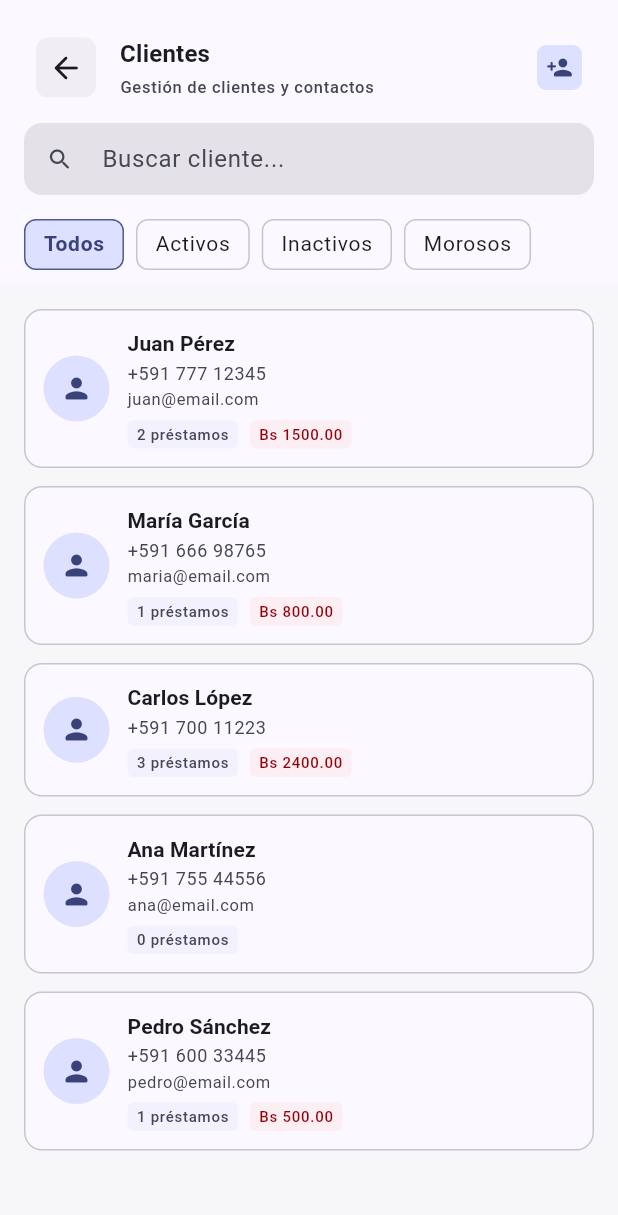
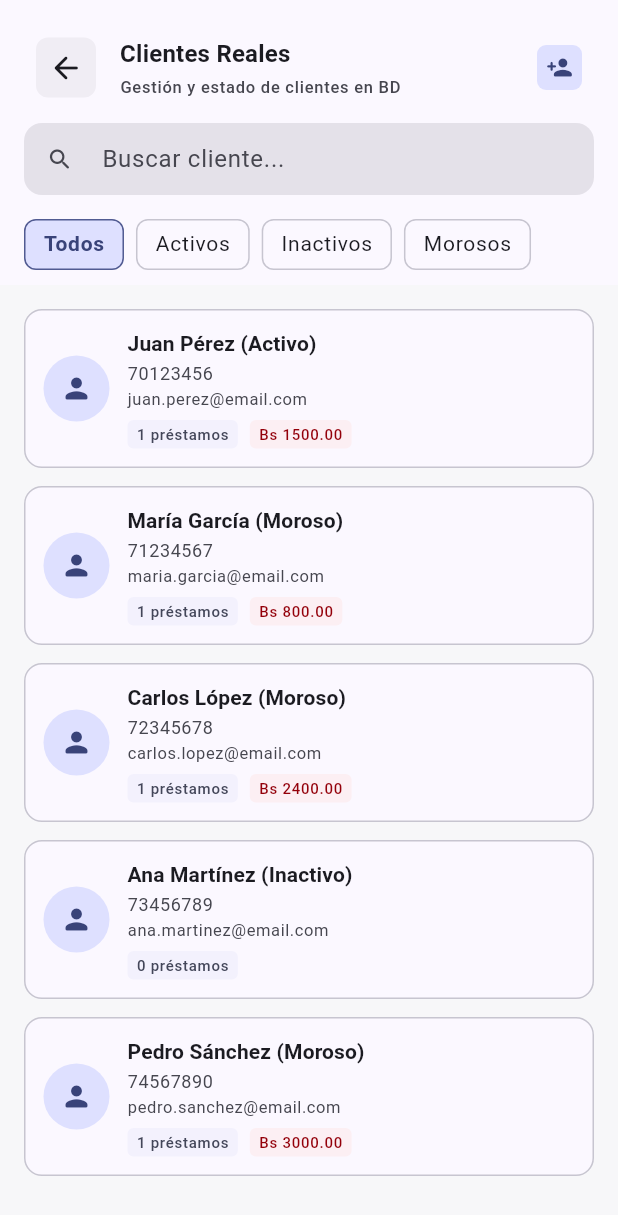
Before and after one commit to eduvc71-code/prenda-master, a Flutter app: the ClientesScreen screen opened by its route, on a phone screen of 412 x 824 dp. Shown: the top 1215 px of the screen. Run offline on Flutter 3.47's test engine with Material 3 defaults, Android fonts, the phone set to English and light mode, and no system bars; our stand-ins replace drift, fl_chart, flutter_local_notifications, flutter_riverpod, flutter_secure_storage, go_router and 5 more; missing offline and left inert: extension_google_sign_in_as_googleapis_auth, google_mlkit_text_recognition, googleapis, workmanager; accounts and stored records are empty; generated files the repository leaves out were written again; statements that could not run were skipped.

Commit message:
Conectar pantalla de clientes a datos reales de la BD con calculo dinamico de estado (Activo, Inactivo, Moroso)

```diff
--- a/lib/data/app_database.dart
+++ b/lib/data/app_database.dart
@@ -65,7 +65,7 @@ class AppDatabase extends _$AppDatabase {
   MigrationStrategy get migration => MigrationStrategy(
         onCreate: (Migrator m) async {
           await m.createAll();
-          // Seed sample initial data with real relational records
+          // Seed sample initial data with diverse loan states (>61 days moroso, 75-90 days recuperacion, >90 days remate)
           final c1 = await into(clientes).insert(ClientesCompanion.insert(
             nombre: 'Juan',
             apellido: 'Pérez',
@@ -118,28 +118,33 @@ class AppDatabase extends _$AppDatabase {
             estado: 'Activo',
             descripcion: '[Joyas (Oro/Plata)] Anillo de oro 18k',
           ));
+
+          // María García: 65 days overdue -> Moroso Crítico (>61 días)
           await into(prestamos).insert(PrestamosCompanion.insert(
             clienteId: c2,
             monto: 800.0,
             moneda: 'Bs.',
             interesMensual: 3.0,
             plazoDias: 30,
-            fechaInicio: DateTime.now().subtract(const Duration(days: 35)),
-            fechaVencimiento: DateTime.now().subtract(const Duration(days: 5)),
+            fechaInicio: DateTime.now().subtract(const Duration(days: 95)),
+            fechaVencimiento: DateTime.now().subtract(const Duration(days: 65)),
             estado: 'Vencido',
             descripcion: '[Electrónica / Celulares] Smartphone Samsung Galaxy',
           ));
+
+          // Carlos López: 82 days overdue -> Ventana de Recuperación (75-90 días)
           await into(prestamos).insert(PrestamosCompanion.insert(
             clienteId: c3,
             monto: 2400.0,
             moneda: 'Bs.',
             interesMensual: 3.0,
             plazoDias: 30,
-            fechaInicio: DateTime.now(),
-            fechaVencimiento: DateTime.now().add(const Duration(days: 30)),
-            estado: 'Activo',
+            fechaInicio: DateTime.now().subtract(const Duration(days: 112)),
+            fechaVencimiento: DateTime.now().subtract(const Duration(days: 82)),
+            estado: 'Vencido',
             descripcion: '[Relojes] Reloj Rolex Submariner',
           ));
+
           final p4 = await into(prestamos).insert(PrestamosCompanion.insert(
             clienteId: c4,
             monto: 500.0,
@@ -151,19 +156,21 @@ class AppDatabase extends _$AppDatabase {
             estado: 'Pagado',
             descripcion: '[Herramientas] Taladro Bosch profesional',
           ));
+
+          // Pedro Sánchez: 95 days overdue -> Prenda Lista para Remate (>90 días)
           await into(prestamos).insert(PrestamosCompanion.insert(
             clienteId: c5,
             monto: 3000.0,
             moneda: 'Bs.',
             interesMensual: 3.0,
             plazoDias: 30,
-            fechaInicio: DateTime.now().subtract(const Duration(days: 23)),
-            fechaVencimiento: DateTime.now().add(const Duration(days: 7)),
-            estado: 'Pendiente',
+            fechaInicio: DateTime.now().subtract(const Duration(days: 125)),
+            fechaVencimiento: DateTime.now().subtract(const Duration(days: 95)),
+            estado: 'Vencido',
             descripcion: '[Electrodomésticos] Televisor LG 55 pulgadas',
           ));
 
-          // Seed sample payments with capital and interest breakdown
+          // Seed sample payments
           await into(pagos).insert(PagosCompanion.insert(
             prestamoId: p4,
             monto: 500.0,
--- a/lib/presentation/screens/clientes/clientes_screen.dart
+++ b/lib/presentation/screens/clientes/clientes_screen.dart
@@ -5,6 +5,8 @@ import 'package:prenda_master/core/constants/app_constants.dart';
 import 'package:prenda_master/presentation/widgets/custom_header.dart';
 import 'package:prenda_master/presentation/widgets/filter_chip_group.dart';
 import 'package:prenda_master/presentation/widgets/client_card.dart';
+import 'package:prenda_master/providers/database_providers.dart';
+import 'package:prenda_master/data/app_database.dart';
 
 class ClientesScreen extends ConsumerStatefulWidget {
   const ClientesScreen({super.key});
@@ -23,18 +25,31 @@ class _ClientesScreenState extends ConsumerState<ClientesScreen> {
     super.dispose();
   }
 
+  String _determineClientStatus(int clienteId, List<Prestamo> prestamos) {
+    final clientLoans = prestamos.where((p) => p.clienteId == clienteId).toList();
+    if (clientLoans.isEmpty) {
+      return 'Inactivo';
+    }
+    // Check if any loan is overdue or > 61 days without paying
+    bool isMoroso = clientLoans.any((p) {
+      if (p.estado.toLowerCase() == 'vencido') return true;
+      final daysOverdue = DateTime.now().difference(p.fechaVencimiento).inDays;
+      return p.estado.toLowerCase() != 'pagado' && daysOverdue > 61;
+    });
+
+    if (isMoroso) return 'Moroso';
+
+    bool hasActive = clientLoans.any((p) => p.estado.toLowerCase() == 'activo' || p.estado.toLowerCase() == 'pendiente');
+    if (hasActive) return 'Activo';
+
+    return 'Inactivo';
+  }
+
   @override
   Widget build(BuildContext context) {
     final theme = Theme.of(context);
-
-    // Datos mock para demostración
-    final clientesMock = [
-      {'name': 'Juan Pérez', 'phone': '+591 777 12345', 'email': 'juan@email.com', 'loans': 2, 'debt': 1500.0},
-      {'name': 'María García', 'phone': '+591 666 98765', 'email': 'maria@email.com', 'loans': 1, 'debt': 800.0},
-      {'name': 'Carlos López', 'phone': '+591 700 11223', 'email': '', 'loans': 3, 'debt': 2400.0},
-      {'name': 'Ana Martínez', 'phone': '+591 755 44556', 'email': 'ana@email.com', 'loans': 0, 'debt': 0.0},
-      {'name': 'Pedro Sánchez', 'phone': '+591 600 33445', 'email': 'pedro@email.com', 'loans': 1, 'debt': 500.0},
-    ];
+    final clientesAsync = ref.watch(clientesProvider);
+    final prestamosAsync = ref.watch(prestamosProvider);
 
     return Scaffold(
       backgroundColor: theme.colorScheme.surfaceContainerHighest.withValues(alpha: 0.3),
@@ -43,8 +58,8 @@ class _ClientesScreenState extends ConsumerState<ClientesScreen> {
         children: [
           // Header personalizado con flecha atrás funcional
           CustomHeader(
-            title: 'Clientes',
-            subtitle: 'Gestión de clientes y contactos',
+            title: 'Clientes Reales',
+            subtitle: 'Gestión y estado de clientes en BD',
             onLeadingPressed: () {
               if (context.canPop()) {
                 context.pop();
@@ -87,6 +102,7 @@ class _ClientesScreenState extends ConsumerState<ClientesScreen> {
                   // Campo de búsqueda
                   TextField(
                     controller: _searchController,
+                    onChanged: (val) => setState(() {}),
                     decoration: InputDecoration(
                       hintText: 'Buscar cliente...',
                       prefixIcon: Icon(
@@ -122,22 +138,68 @@ class _ClientesScreenState extends ConsumerState<ClientesScreen> {
             ),
           ),
 
-          // Lista de clientes
+          // Lista de clientes desde Base de Datos
           Expanded(
-            child: ListView.separated(
-              padding: const EdgeInsets.all(16),
-              itemCount: clientesMock.length,
-              separatorBuilder: (context, index) => const SizedBox(height: 12),
-              itemBuilder: (context, index) {
-                final client = clientesMock[index];
-                return ClientCard(
-                  name: client['name'] as String,
-                  phone: client['phone'] as String,
-                  email: client['email'] as String,
-                  activeLoans: client['loans'] as int,
-                  totalDebt: client['debt'] as double,
-                  onTap: () {
-                    // Acción al tocar cliente
+            child: clientesAsync.when(
+              loading: () => const Center(child: CircularProgressIndicator()),
+              error: (e, _) => Center(child: Text('Error: $e')),
+              data: (clientes) {
+                return prestamosAsync.when(
+                  loading: () => const Center(child: CircularProgressIndicator()),
+                  error: (e, _) => Center(child: Text('Error: $e')),
+                  data: (prestamos) {
+                    final query = _searchController.text.trim().toLowerCase();
+
+                    final filtrados = clientes.where((c) {
+                      final fullName = '${c.nombre} ${c.apellido} ${c.cedula}'.toLowerCase();
+                      if (query.isNotEmpty && !fullName.contains(query)) {
+                        return false;
+                      }
+
+                      final status = _determineClientStatus(c.id, prestamos);
+                      if (_selectedFilter == 'Todos') return true;
+                      if (_selectedFilter == 'Activos' && status == 'Activo') return true;
+                      if (_selectedFilter == 'Inactivos' && status == 'Inactivo') return true;
+                      if (_selectedFilter == 'Morosos' && status == 'Moroso') return true;
+                      return false;
+                    }).toList();
+
+                    if (filtrados.isEmpty) {
+                      return Center(
+                        child: Column(
+                          mainAxisAlignment: MainAxisAlignment.center,
+                          children: [
+                            Icon(Icons.people_outline_rounded, size: 64, color: Colors.grey.shade400),
+                            const SizedBox(height: 12),
+                            const Text('No se encontraron clientes', style: TextStyle(color: Colors.grey)),
+                          ],
+                        ),
+                      );
+                    }
+
+                    return ListView.separated(
+                      padding: const EdgeInsets.all(16),
+                      itemCount: filtrados.length,
+                      separatorBuilder: (context, index) => const SizedBox(height: 12),
+                      itemBuilder: (context, index) {
+                        final client = filtrados[index];
+                        final clientLoans = prestamos.where((p) => p.clienteId == client.id).toList();
+                        final activeLoansCount = clientLoans.where((p) => p.estado.toLowerCase() != 'pagado').length;
+                        final totalDebt = clientLoans.where((p) => p.estado.toLowerCase() != 'pagado').fold(0.0, (sum, p) => sum + p.monto);
+                        final status = _determineClientStatus(client.id, prestamos);
+
+                        return ClientCard(
+                          name: '${client.nombre} ${client.apellido} ($status)',
+                          phone: client.telefono.isNotEmpty ? client.telefono : 'Sin teléfono',
+                          email: client.email,
+                          activeLoans: activeLoansCount,
+                          totalDebt: totalDebt,
+                          onTap: () {
+                            print('Cliente seleccionado: ${client.nombre}');
+                          },
+                        );
+                      },
+                    );
                   },
                 );
               },
```
